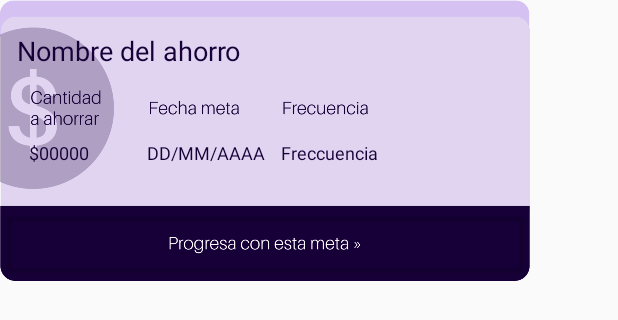
After one commit to erika2201/ECO_ProyectoParcial2_Android, an Android app: the layout row.xml on its own in the app's theme, with its tools: preview values and no code run, on a phone screen of 412 x 824 dp. The commit adds this screen. Shown: the top 320 px of the screen. Run offline under Robolectric (Android 15) with nearby library versions, the phone set to English and light mode, and no system bars.

Commit message:
listView para los ahorros en proceso

```diff
--- /dev/null
+++ b/app/src/main/res/layout/row.xml
@@ -0,0 +1,73 @@
+<?xml version="1.0" encoding="utf-8"?>
+<androidx.constraintlayout.widget.ConstraintLayout xmlns:android="http://schemas.android.com/apk/res/android"
+    xmlns:app="http://schemas.android.com/apk/res-auto"
+    xmlns:tools="http://schemas.android.com/tools"
+    android:layout_width="match_parent"
+    android:layout_height="match_parent">
+
+    <ImageView
+        android:id="@+id/imageView9"
+        android:layout_width="353dp"
+        android:layout_height="187dp"
+        app:srcCompat="@drawable/row"
+        tools:layout_editor_absoluteX="29dp"
+        tools:layout_editor_absoluteY="30dp" />
+
+    <TextView
+        android:id="@+id/textView2"
+        android:layout_width="wrap_content"
+        android:layout_height="wrap_content"
+        android:layout_marginStart="11dp"
+        android:layout_marginTop="21dp"
+        android:text="Nombre del ahorro"
+        android:textColor="#170038"
+        android:textSize="18sp"
+        app:layout_constraintStart_toStartOf="@+id/imageView9"
+        app:layout_constraintTop_toTopOf="@+id/imageView9" />
+
+    <TextView
+        android:id="@+id/textView3"
+        android:layout_width="wrap_content"
+        android:layout_height="wrap_content"
+        android:layout_marginStart="19dp"
+        android:layout_marginTop="47dp"
+        android:text="$00000"
+        android:textColor="#170038"
+        android:textSize="12sp"
+        app:layout_constraintStart_toStartOf="@+id/imageView9"
+        app:layout_constraintTop_toBottomOf="@+id/textView2" />
+
+    <TextView
+        android:id="@+id/textView5"
+        android:layout_width="wrap_content"
+        android:layout_height="wrap_content"
+        android:layout_marginStart="98dp"
+        android:layout_marginTop="47dp"
+        android:text="DD/MM/AAAA"
+        android:textColor="#170038"
+        android:textSize="12sp"
+        app:layout_constraintStart_toStartOf="@+id/imageView9"
+        app:layout_constraintTop_toBottomOf="@+id/textView2" />
+
+    <TextView
+        android:id="@+id/textView6"
+        android:layout_width="wrap_content"
+        android:layout_height="wrap_content"
+        android:layout_marginStart="187dp"
+        android:layout_marginTop="47dp"
+        android:text="Freccuencia"
+        android:textColor="#170038"
+        android:textSize="12sp"
+        app:layout_constraintStart_toStartOf="@+id/imageView9"
+        app:layout_constraintTop_toBottomOf="@+id/textView2" />
+
+    <Button
+        android:id="@+id/button"
+        android:layout_width="352dp"
+        android:layout_height="50dp"
+        android:backgroundTint="#00FFFFFF"
+        app:layout_constraintBottom_toBottomOf="@+id/imageView9"
+        app:layout_constraintEnd_toEndOf="@+id/imageView9"
+        app:layout_constraintStart_toStartOf="@+id/imageView9"
+        tools:ignore="SpeakableTextPresentCheck" />
+</androidx.constraintlayout.widget.ConstraintLayout>
```
Also changed, not shown: app/src/main/java/com/example/eco_proyectoparcial2_android/AdapterSaving.java (added, +41 -0 lines), app/src/main/java/com/example/eco_proyectoparcial2_android/MySavingsActivity.java (+34 -0 lines), app/src/main/java/com/example/eco_proyectoparcial2_android/Saving.java (+7 -0 lines), app/src/main/res/layout/activity_my_savings.xml (+9 -0 lines), app/src/main/res/drawable/listaahorros.png, app/src/main/res/drawable/row.png (added).
